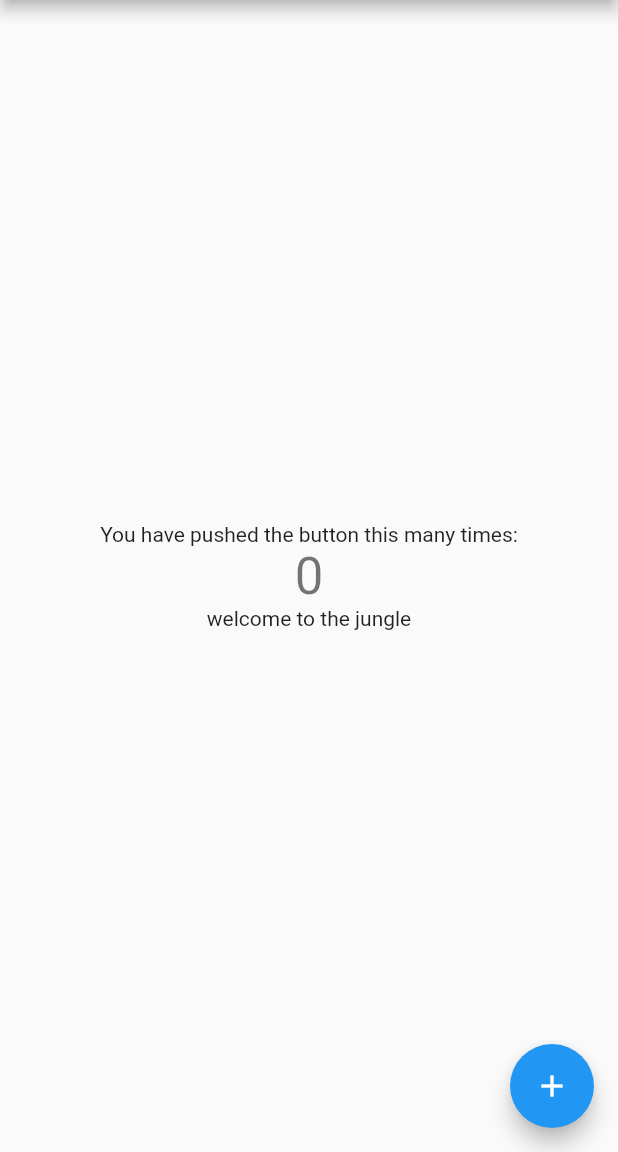
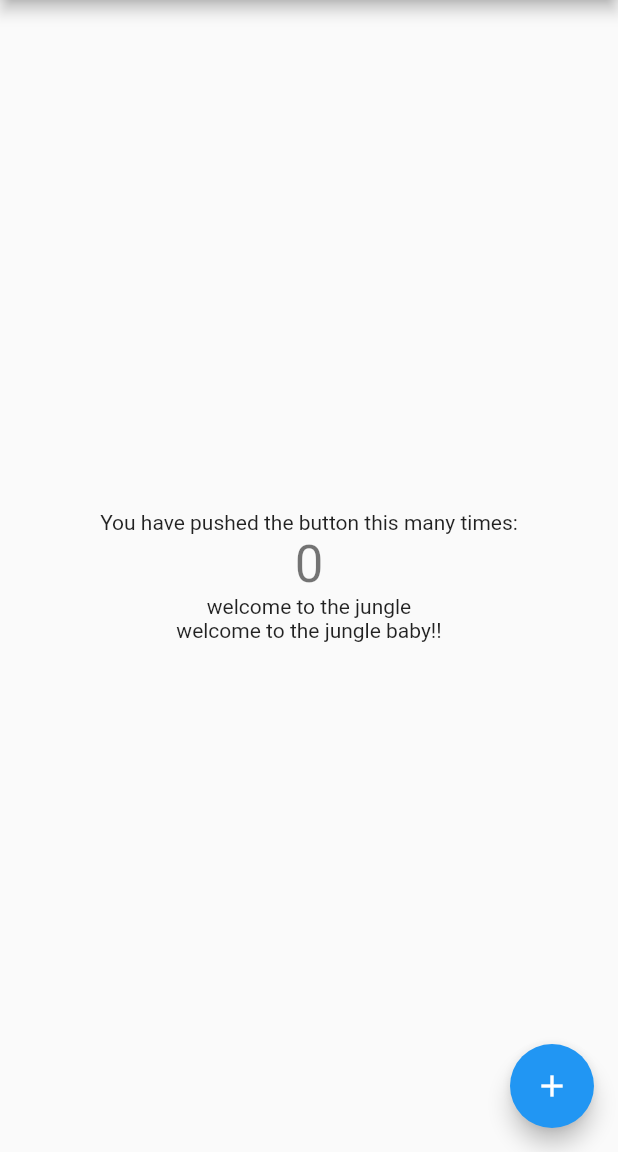
Before and after one commit to ivandermoura/hello_world, a Flutter app: the screen it shows after launch, on a phone screen of 412 x 824 dp, the part 84-1236 px from its top. Run offline on Flutter 3.47's test engine with Material 2 defaults, Android fonts, the phone set to English and light mode, and no system bars.

Commit message:
branching pertama

```diff
--- a/lib/main.dart
+++ b/lib/main.dart
@@ -53,7 +53,8 @@ class _MyHomePageState extends State<MyHomePage> {
               '$_counter',
               style: Theme.of(context).textTheme.display1,
             ),
-            Text("welcome to the jungle")
+            Text("welcome to the jungle"),
+             Text("welcome to the jungle baby!!")
           ],
         ),
       ),
```
